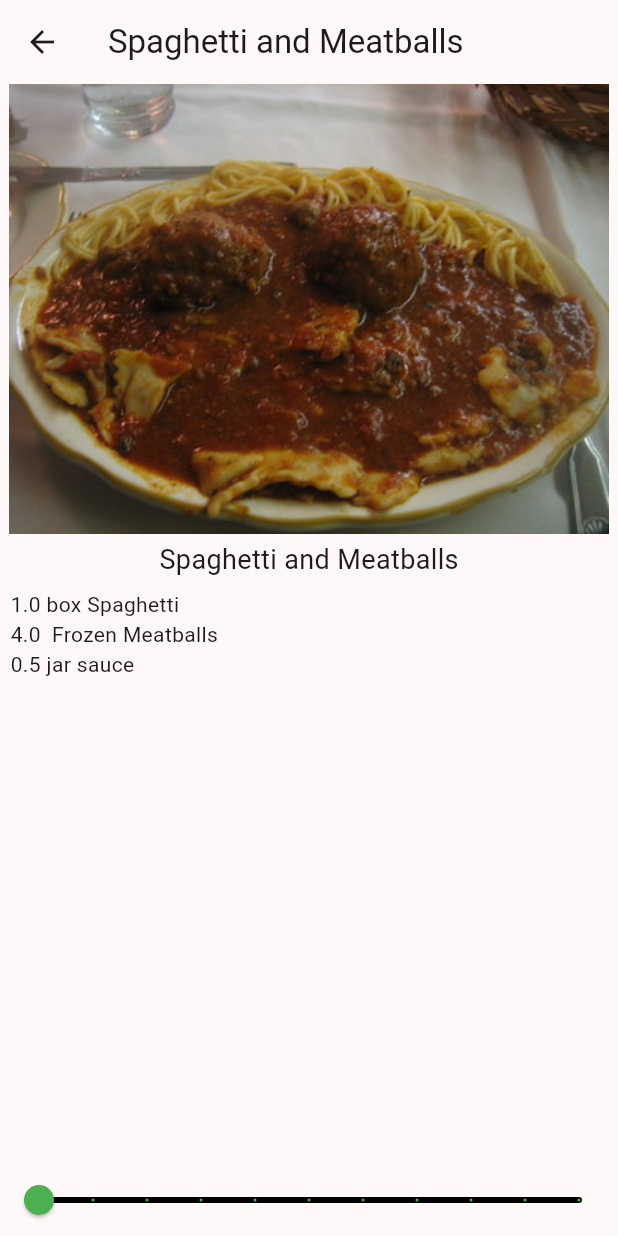
After one commit to cxm1234/Flutter_Apprentice, a Flutter app: the screen it shows after launch, after a tap on "Spaghetti and Meatballs", on a phone screen of 412 x 824 dp. The commit adds this screen. Run offline on Flutter 3.47's test engine with Material 3 defaults, Android fonts, the phone set to English and light mode, and no system bars.

Commit message:
Recepit finished

```diff
--- a/recipes/lib/main.dart
+++ b/recipes/lib/main.dart
@@ -1,4 +1,5 @@
 import 'package:flutter/material.dart';
+import 'package:recipes/recipt_detail.dart';
 import 'recipe.dart';
 
 void main() {
@@ -43,7 +44,14 @@ class _MyHomePageState extends State<MyHomePage> {
         child: ListView.builder(
             itemCount: Recipe.samples.length,
             itemBuilder: (BuildContext context, int index) {
-              return buildRecipeCard(Recipe.samples[index]);
+              return GestureDetector(
+                onTap: () {
+                  Navigator.push(context, MaterialPageRoute(builder: (context) {
+                    return RecipeDetail(recipe: Recipe.samples[index]);
+                  }));
+                },
+                child: buildRecipeCard(Recipe.samples[index]),
+              );
             }),
       )
     );
--- a/recipes/lib/recipe.dart
+++ b/recipes/lib/recipe.dart
@@ -1,15 +1,77 @@
 class Recipe {
+  int servings;
+  List<Ingredient> ingredients;
   String label;
   String imageUrl;
 
-  Recipe(this.label, this.imageUrl);
+  Recipe(this.label, this.imageUrl, this.servings, this.ingredients);
 
   static List<Recipe> samples = [
-    Recipe('Spaghetti and Meatballs', 'assets/2126711929_ef763de2b3_w.jpg'),
-    Recipe('Tomato Soup', 'assets/27729023535_a57606c1be.jpg'),
-    Recipe('Grilled Cheese', 'assets/3187380632_5056654a19_b.jpg'),
-    Recipe('Chocolate Chip Cookies', 'assets/15992102771_b92f4cc00a_b.jpg'),
-    Recipe('Taco Salad', 'assets/8533381643_a31a99e8a6_c.jpg'),
-    Recipe('Hawaiian Pizza', 'assets/15452035777_294cefced5_c.jpg'),
+    Recipe(
+        'Spaghetti and Meatballs',
+        'assets/2126711929_ef763de2b3_w.jpg',
+      4,
+      [
+        Ingredient(1, 'box', 'Spaghetti'),
+        Ingredient(4, '', 'Frozen Meatballs'),
+        Ingredient(0.5, 'jar', 'sauce')
+      ],
+    ),
+    Recipe(
+        'Tomato Soup',
+        'assets/27729023535_a57606c1be.jpg',
+      2,
+      [
+        Ingredient(1, 'can', 'Tomato Soup')
+      ]
+    ),
+    Recipe(
+        'Grilled Cheese',
+        'assets/3187380632_5056654a19_b.jpg',
+      1,
+      [
+        Ingredient(2, 'slices', 'Cheese'),
+        Ingredient(2, 'slices', 'Bread')
+      ]
+    ),
+    Recipe(
+        'Chocolate Chip Cookies',
+        'assets/15992102771_b92f4cc00a_b.jpg',
+      24,
+      [
+        Ingredient(4, 'cups', 'flour'),
+        Ingredient(2, 'cups', 'sugar'),
+        Ingredient(0.5, 'cups', 'chocolate chips')
+      ]
+    ),
+    Recipe(
+        'Taco Salad',
+        'assets/8533381643_a31a99e8a6_c.jpg',
+      1,
+      [
+        Ingredient(4, 'oz', 'nachos'),
+        Ingredient(3, 'oz', 'taco meat'),
+        Ingredient(0.5, 'cup', 'cheese'),
+        Ingredient(0.25, 'cup', 'chopped tomatoes')
+      ]
+    ),
+    Recipe(
+        'Hawaiian Pizza',
+        'assets/15452035777_294cefced5_c.jpg',
+      4,
+      [
+        Ingredient(1, 'item', 'pizza'),
+        Ingredient(1, 'cup', 'pineapple'),
+        Ingredient(8, 'oz', 'ham')
+      ]
+    ),
   ];
 }
+
+class Ingredient {
+  double quantity;
+  String measure;
+  String name;
+
+  Ingredient(this.quantity, this.measure, this.name);
+}
--- /dev/null
+++ b/recipes/lib/recipt_detail.dart
@@ -0,0 +1,69 @@
+
+import 'package:flutter/cupertino.dart';
+import 'package:flutter/material.dart';
+import 'package:recipes/recipe.dart';
+
+class RecipeDetail extends StatefulWidget {
+  final Recipe recipe;
+
+  const RecipeDetail({super.key, required this.recipe});
+
+  @override
+  _RecipeDetailState createState() {
+    return _RecipeDetailState();
+  }
+}
+
+class _RecipeDetailState extends State<RecipeDetail> {
+  int _sliderVal = 1;
+
+  @override
+  Widget build(BuildContext context) {
+    return Scaffold(
+      appBar: AppBar(
+        title: Text(widget.recipe.label),
+      ),
+      body: SafeArea(
+        child: Column(
+          children: <Widget>[
+            SizedBox(
+              height: 300,
+              width: double.infinity,
+              child: Image(image: AssetImage(widget.recipe.imageUrl)),
+            ),
+            const SizedBox(
+              height: 4,
+            ),
+            Text(
+              widget.recipe.label,
+              style: const TextStyle(fontSize: 18),
+            ),
+            Expanded(
+                child: ListView.builder(
+                  padding: const EdgeInsets.all(7.0),
+                    itemCount: widget.recipe.ingredients.length,
+                    itemBuilder: (BuildContext context, int index) {
+                  final ingredient = widget.recipe.ingredients[index];
+                  return Text('${ingredient.quantity * _sliderVal} ${ingredient.measure} ${ingredient.name}');
+                })
+            ),
+            Slider(
+              min: 1,
+                max: 10,
+                divisions: 10,
+                label: '${_sliderVal * widget.recipe.servings} servings',
+                value: _sliderVal.toDouble(),
+                onChanged: (newValue) {
+                  setState(() {
+                    _sliderVal = newValue.round();
+                  });
+            },
+              activeColor: Colors.green,
+              inactiveColor: Colors.black,
+            )
+          ],
+        ),
+      ),
+    );
+  }
+}
```
